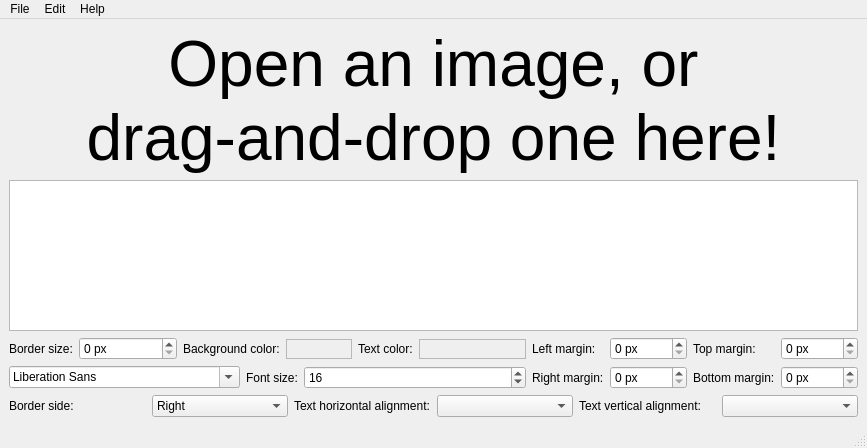
The window that captioner/ui/main_window.ui (Matthieu-LAURENT39/captioner) describes before a commit, drawn with Qt 5.
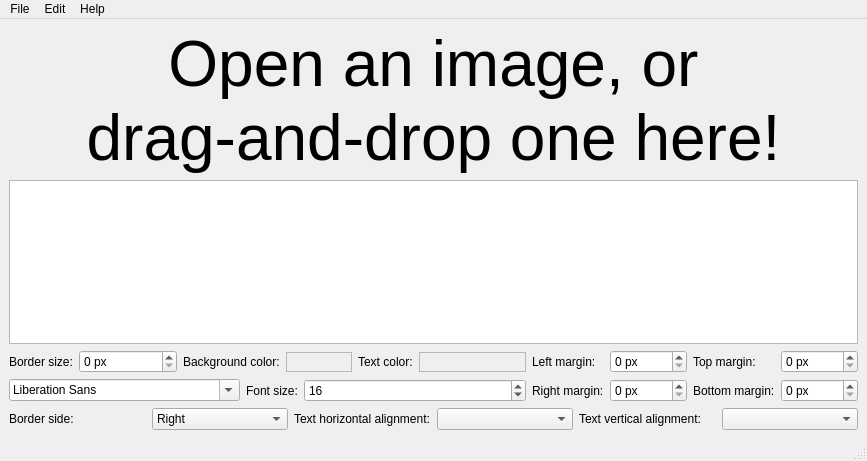
The same window after the commit. Custom widgets are drawn as their Qt base class.

Commit message: Add option to copy image to clipboard

Patch:
```diff
--- a/captioner/ui/main_window.ui
+++ b/captioner/ui/main_window.ui
@@ -7,7 +7,7 @@
     <x>0</x>
     <y>0</y>
     <width>867</width>
-    <height>448</height>
+    <height>461</height>
    </rect>
   </property>
   <property name="windowTitle">
```
Left out of the diff: 6 changed lines with no effect on the pictures. The commit also changes 2 other files.
